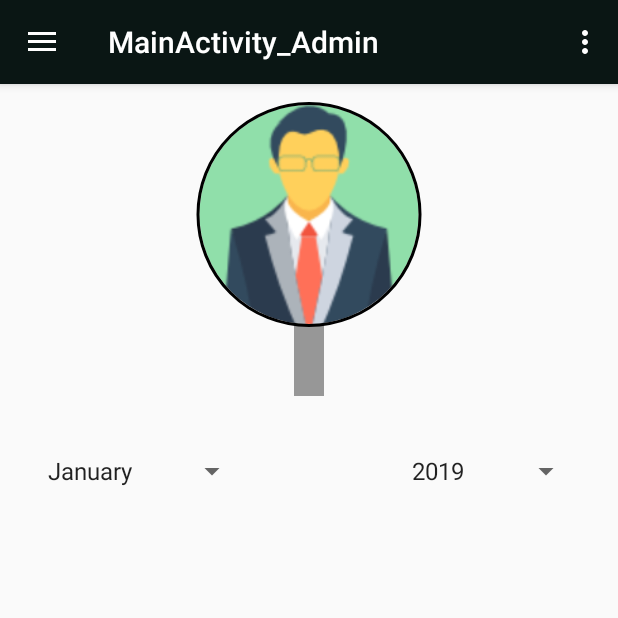
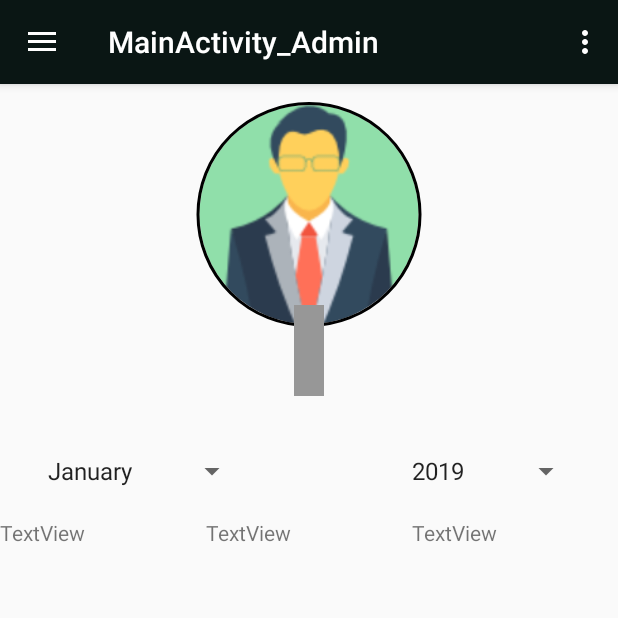
Before and after one commit to ski96277/OfficeManageMentAPP, an Android app: the fragment Employee_profile_view_by_admin placed in its activity, on a phone screen of 412 x 824 dp, the top half of it. Run offline under Robolectric (Android 15) with nearby library versions, the phone set to English and light mode, and no system bars; our stand-ins replace ButterKnife, CircleImageView, Firebase (no records; nobody signed in at launch, a user with empty details on screens opened directly), Picasso; pictures from the network do not load; 4 statements that could not run were skipped.

Commit message:
work with calander

```diff
--- a/app/build.gradle
+++ b/app/build.gradle
@@ -57,5 +57,6 @@ dependencies {
 
     //glide image
     implementation 'pl.droidsonroids.gif:android-gif-drawable:1.2.0'
+
 }
 apply plugin: 'com.google.gms.google-services'
--- a/app/src/main/AndroidManifest.xml
+++ b/app/src/main/AndroidManifest.xml
@@ -3,6 +3,7 @@
     xmlns:tools="http://schemas.android.com/tools"
     package="com.rocketechit.officemanagementapp">
 
+    <uses-permission android:name="android.permission.CALL_PHONE" />
     <application
         android:allowBackup="true"
         android:hardwareAccelerated="true"
--- a/app/src/main/java/com/rocketechit/officemanagementapp/FragmentClass/Admin/Employee_profile_view_by_admin.java
+++ b/app/src/main/java/com/rocketechit/officemanagementapp/FragmentClass/Admin/Employee_profile_view_by_admin.java
@@ -1,6 +1,5 @@
 package com.rocketechit.officemanagementapp.FragmentClass.Admin;
 
-import android.content.Intent;
 import android.os.Bundle;
 import android.util.Log;
 import android.view.LayoutInflater;
@@ -9,16 +8,21 @@ import android.view.MenuInflater;
 import android.view.MenuItem;
 import android.view.View;
 import android.view.ViewGroup;
+import android.widget.AdapterView;
+import android.widget.Spinner;
 import android.widget.TextView;
 import android.widget.Toast;
 
-import com.google.firebase.auth.FirebaseAuth;
-import com.rocketechit.officemanagementapp.Activity.LoginActivity;
+import com.google.firebase.database.DataSnapshot;
+import com.google.firebase.database.DatabaseError;
+import com.google.firebase.database.DatabaseReference;
+import com.google.firebase.database.FirebaseDatabase;
+import com.google.firebase.database.ValueEventListener;
+import com.rocketechit.officemanagementapp.JavaClass.ConstantClass;
 import com.rocketechit.officemanagementapp.JavaClass.Employee_Information;
+import com.rocketechit.officemanagementapp.JavaClass.Entry_Exit_Time;
 import com.rocketechit.officemanagementapp.R;
 import com.squareup.picasso.Picasso;
-
-import java.util.EnumMap;
 
 import androidx.annotation.NonNull;
 import androidx.annotation.Nullable;
@@ -29,6 +33,8 @@ import butterknife.BindView;
 import butterknife.ButterKnife;
 import de.hdodenhof.circleimageview.CircleImageView;
 
+import static androidx.constraintlayout.widget.Constraints.TAG;
+
 public class Employee_profile_view_by_admin extends Fragment {
 
     @BindView(R.id.employee_profile_image_ID)
@@ -37,6 +43,14 @@ public class Employee_profile_view_by_admin extends Fragment {
     TextView employeePositionTVID;
 
     Employee_Information employee_information;
+    @BindView(R.id.spinner)
+    Spinner spinner_month;
+    @BindView(R.id.spinner2)
+    Spinner spinner_year;
+
+    FirebaseDatabase firebaseDatabase;
+    DatabaseReference databaseReference;
+    DatabaseReference databaseReference2;
 
     @Nullable
     @Override
@@ -50,6 +64,9 @@ public class Employee_profile_view_by_admin extends Fragment {
     public void onViewCreated(@NonNull View view, @Nullable Bundle savedInstanceState) {
         super.onViewCreated(view, savedInstanceState);
         setHasOptionsMenu(true);
+        firebaseDatabase = FirebaseDatabase.getInstance();
+        databaseReference = firebaseDatabase.getReference();
+        databaseReference2 = firebaseDatabase.getReference();
 
         Bundle bundle = getArguments();
         employee_information = (Employee_Information) bundle.getSerializable("employee_information");
@@ -60,10 +77,119 @@ public class Employee_profile_view_by_admin extends Fragment {
         Log.e("TAG", "onViewCreated: " + name);
         Picasso.get().load(imageUrl).error(R.drawable.man)
                 .placeholder(R.drawable.progress_animation).into(employeeProfileImageID);
-
         employeePositionTVID.setText(name);
 
+        spinner_year.setOnItemSelectedListener(new AdapterView.OnItemSelectedListener() {
+            @Override
+            public void onItemSelected(AdapterView<?> parentView, View selectedItemView, int position, long id) {
+                // your code here
+                String month = spinner_month.getSelectedItem().toString();
+                String year = spinner_year.getSelectedItem().toString();
+                String userID_Employee = employee_information.getUserID_Employee();
+
+                int i = 0;
+                if (month.equals("January")) {
+                    i = 1;
+                }
+                if (month.equals("February")) {
+                    i = 2;
+                }
+                if (month.equals("March")) {
+                    i = 3;
+                }
+                if (month.equals("April")) {
+                    i = 4;
+                }
+                if (month.equals("May")) {
+                    i = 5;
+                }
+                if (month.equals("June")) {
+                    i = 6;
+                }
+                if (month.equals("July")) {
+                    i = 7;
+                }
+                if (month.equals("August")) {
+                    i = 8;
+                }
+                if (month.equals("September")) {
+                    i = 9;
+                }
+                if (month.equals("October")) {
+                    i = 10;
+                }
+                if (month.equals("November")) {
+                    i = 11;
+                }
+                if (month.equals("December")) {
+                    i = 12;
+                }
+
+                int monthNumber = i;
+                databaseReference.addValueEventListener(new ValueEventListener() {
+                    @Override
+                    public void onDataChange(@NonNull DataSnapshot dataSnapshot) {
+                        for (DataSnapshot snapshot : dataSnapshot.child("Attendance")
+                                .child(userID_Employee).child(year).child(String.valueOf(monthNumber)).getChildren()) {
+
+                            String key = snapshot.getKey();
+                            databaseReference2.addValueEventListener(new ValueEventListener() {
+                                @Override
+                                public void onDataChange(@NonNull DataSnapshot dataSnapshot) {
+                                    Log.e(TAG, "onDataChange: "+userID_Employee+"-"+year+"-"+monthNumber+"-"+key+"" );
+                                    String entryTime = dataSnapshot.child("Attendance").child(userID_Employee).child(year).child(String.valueOf(monthNumber))
+                                            .child(key).child("Entry").child("entryTime").getValue(String.class);
+                                    String exitTime = dataSnapshot.child("Attendance").child(userID_Employee).child(year).child(String.valueOf(monthNumber))
+                                            .child(key).child("Exit").child("exitTime").getValue(String.class);
+                                    Toast.makeText(getContext(), ""+entryTime, Toast.LENGTH_SHORT).show();
+                                    Log.e("TAG ", "Entry time: "+entryTime);
+                                }
+                                @Override
+                                public void onCancelled(@NonNull DatabaseError databaseError) {
+
+                                }
+                            });
+
+                          /*  Log.e("TAG -- ", "Date: " + key);
+                            DatabaseReference databaseReference = FirebaseDatabase.getInstance().getReference();
+                            databaseReference.addListenerForSingleValueEvent(new ValueEventListener() {
+                                @Override
+                                public void onDataChange(@NonNull DataSnapshot dataSnapshot) {
+                                    for (DataSnapshot snapshot2 : dataSnapshot.child("Attendance")
+                                            .child(userID_Employee).child(year).child(String.valueOf(monthNumber))
+                                            .child(key).getChildren()) {
+                                       String entryTime = (String) snapshot2.child("Entry").getValue();
+                                       String exitTime= (String) snapshot2.child("Exit").getValue();
+                                        Log.e("TAG -- ", "Entry Time: " + entryTime);
+                                        Log.e("TAG -- ", "Exit Time: " + exitTime);
+                                    }
+                                }
+
+                                @Override
+                                public void onCancelled(@NonNull DatabaseError databaseError) {
+
+                                }
+                            });*/
+                        }
+                    }
+
+                    @Override
+                    public void onCancelled(@NonNull DatabaseError databaseError) {
+
+                    }
+                });
+
+
+            }
+
+            @Override
+            public void onNothingSelected(AdapterView<?> parentView) {
+                // your code here
+            }
+
+        });
     }
+
 
     // the create options menu with a MenuInflater to have the menu from your fragment
     @Override
@@ -79,11 +205,10 @@ public class Employee_profile_view_by_admin extends Fragment {
         switch (id) {
             case R.id.employee_information:
 
-
                 Fragment fragment = new Employee_Information_F();
                 if (fragment != null) {
-                    Bundle bundle=new Bundle();
-                    bundle.putSerializable("employee_inforamtion",employee_information);
+                    Bundle bundle = new Bundle();
+                    bundle.putSerializable("employee_inforamtion", employee_information);
                     FragmentManager fragmentManager = getFragmentManager();
                     FragmentTransaction fragmentTransaction = fragmentManager.beginTransaction();
                     fragmentTransaction.addToBackStack("");
--- a/app/src/main/res/layout/employee_profile_view_by_admin_f.xml
+++ b/app/src/main/res/layout/employee_profile_view_by_admin_f.xml
@@ -5,6 +5,22 @@
     android:layout_width="match_parent"
     android:layout_height="match_parent"
     android:orientation="vertical">
+
+    <de.hdodenhof.circleimageview.CircleImageView
+        android:id="@+id/employee_profile_image_ID"
+        android:layout_width="161dp"
+        android:layout_height="150dp"
+        android:layout_centerHorizontal="true"
+        android:layout_marginTop="12dp"
+        android:layout_marginBottom="56dp"
+        android:src="@drawable/man"
+        app:civ_border_color="#FF000000"
+        app:civ_border_width="2dp"
+        app:layout_constraintBottom_toTopOf="@+id/spinner"
+        app:layout_constraintEnd_toEndOf="parent"
+        app:layout_constraintStart_toStartOf="parent"
+        app:layout_constraintTop_toTopOf="parent"
+        tools:ignore="MissingConstraints" />
 
     <TextView
         android:id="@+id/employee_Position_TV_ID"
@@ -46,20 +62,41 @@
         android:layout_marginRight="24dp"
         android:entries="@array/year_List" />
 
-    <de.hdodenhof.circleimageview.CircleImageView
-        android:id="@+id/employee_profile_image_ID"
-        android:layout_width="161dp"
-        android:layout_height="150dp"
-        android:layout_centerHorizontal="true"
-        android:layout_marginTop="12dp"
-        android:layout_marginBottom="56dp"
-        android:src="@drawable/man"
-        app:civ_border_color="#FF000000"
-        app:civ_border_width="2dp"
-        app:layout_constraintBottom_toTopOf="@+id/spinner"
-        app:layout_constraintEnd_toEndOf="parent"
-        app:layout_constraintStart_toStartOf="parent"
-        app:layout_constraintTop_toTopOf="parent"
-        tools:ignore="MissingConstraints" />
+    <TableLayout
+        android:layout_width="match_parent"
+        android:layout_height="match_parent"
+        android:layout_below="@+id/spinner"
+        android:layout_marginTop="5dp">
+
+        <TableRow
+            android:layout_width="match_parent"
+            android:layout_height="match_parent"
+            android:orientation="horizontal"
+            android:weightSum="3">
+
+            <TextView
+                android:id="@+id/textView4"
+                android:layout_width="wrap_content"
+                android:layout_height="wrap_content"
+                android:layout_weight="1"
+                android:text="TextView" />
+
+            <TextView
+                android:id="@+id/textView5"
+                android:layout_width="wrap_content"
+                android:layout_height="wrap_content"
+                android:layout_weight="1"
+                android:text="TextView" />
+
+            <TextView
+                android:id="@+id/textView6"
+                android:layout_width="wrap_content"
+                android:layout_height="wrap_content"
+                android:layout_weight="1"
+                android:text="TextView" />
+        </TableRow>
+
+    </TableLayout>
+
 
 </RelativeLayout>
```
Also changed, not shown: app/src/main/java/com/rocketechit/officemanagementapp/FragmentClass/Admin/Employee_Information_F.java (+56 -4 lines), app/src/main/res/layout/employee_information_f.xml (+4 -8 lines), build.gradle (line endings or trailing spaces).
